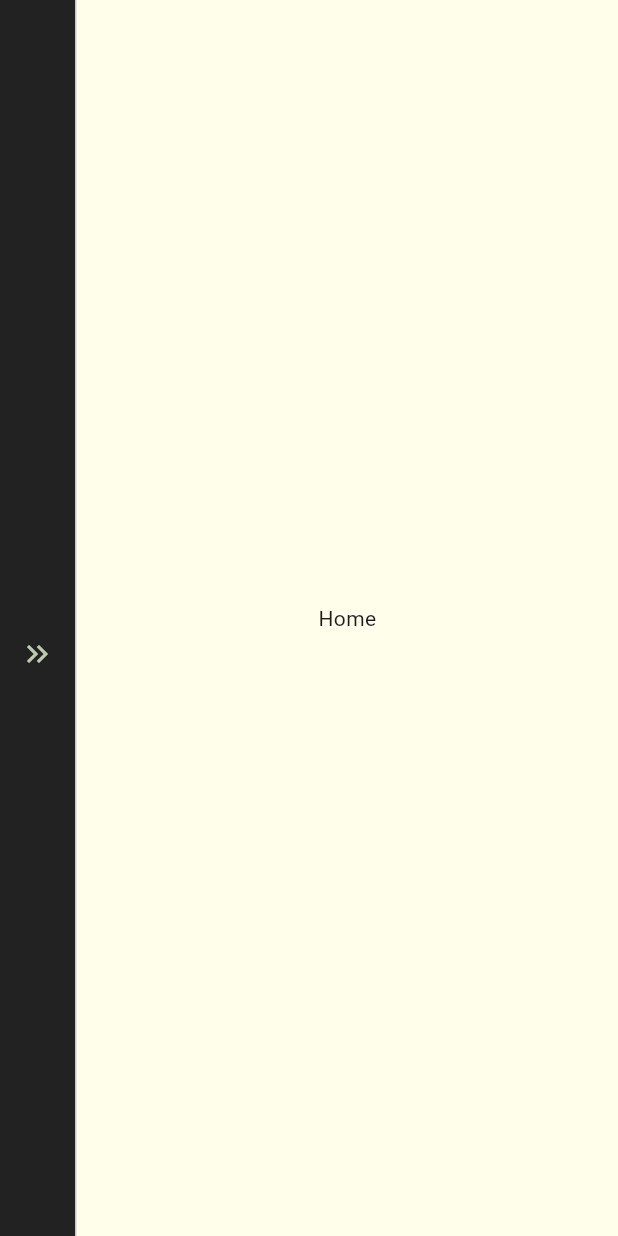
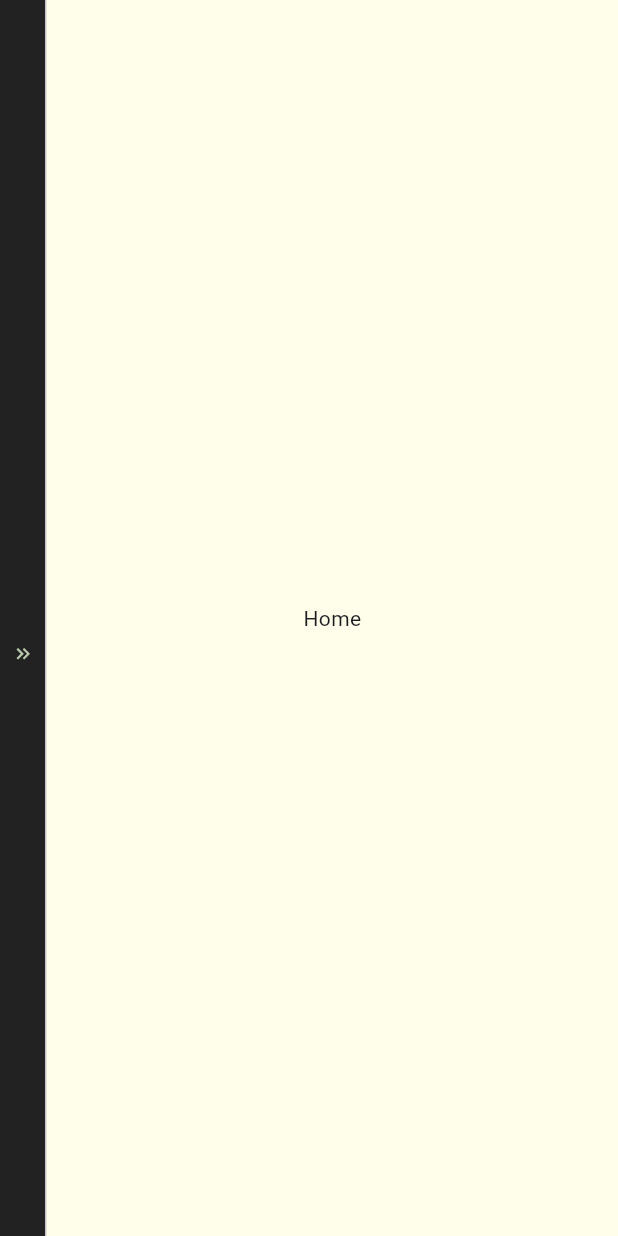
Before and after one commit to joshk326/lynk, a Flutter app: the screen it shows after launch, after a tap on the "keyboard double arrow right" icon, after a tap on the "keyboard double arrow left" icon, on a phone screen of 412 x 824 dp. Run offline on Flutter 3.47's test engine with Material 3 defaults, Android fonts, the phone set to English and light mode, and no system bars; missing offline and left inert: window_manager.

Commit message:
Made changes to Mobile Nav

```diff
--- a/lib/navigation.dart
+++ b/lib/navigation.dart
@@ -15,7 +15,7 @@ class _NavigationState extends State<Navigation> {
   int _currentIndex = 0;
   final screens = [const Home(), const Settings()];
   bool _navHidden = Platform.isIOS || Platform.isAndroid ? true : false;
-  double _navWidth = Platform.isIOS || Platform.isAndroid ? 50 : 200;
+  double _navWidth = Platform.isIOS || Platform.isAndroid ? 30 : 200;
   @override
   Widget build(BuildContext context) {
     return Scaffold(
@@ -35,14 +35,27 @@ class _NavigationState extends State<Navigation> {
                       visible: !_navHidden,
                       child: Column(
                         children: [
+                          Visibility(
+                            visible: Platform.isIOS || Platform.isAndroid
+                                ? true
+                                : false,
+                            child: SizedBox(
+                              height: height / 10,
+                            ),
+                          ),
                           // Company Logo
-                          Container(
+                          Visibility(
+                            visible: Platform.isIOS || Platform.isAndroid
+                                ? false
+                                : true,
+                            child: Container(
                               color: background,
                               width: double.infinity,
                               height: 150,
                               margin: const EdgeInsets.only(bottom: 20),
                               child: Image.network(
                                 "https://koontzcoding.com/images/logo",
+                              ),
                             ),
                           ),
                           IconButton(
@@ -71,7 +84,11 @@ class _NavigationState extends State<Navigation> {
                       ),
                     ),
                     SizedBox(
-                      height: _navHidden ? height / 2 : height - 320,
+                      height: _navHidden
+                          ? height / 2
+                          : Platform.isIOS || Platform.isAndroid
+                              ? height / 1.5
+                              : height - 320,
                     ),
                     IconButton(
                       onPressed: () {
@@ -79,9 +96,11 @@ class _NavigationState extends State<Navigation> {
                           _navHidden = !_navHidden;
 
                           if (_navHidden) {
-                            _navWidth = 50;
+                            _navWidth =
+                                Platform.isIOS || Platform.isAndroid ? 30 : 50;
                           } else {
-                            _navWidth = 200;
+                            _navWidth =
+                                Platform.isIOS || Platform.isAndroid ? 50 : 200;
                           }
                         });
                       },
@@ -90,6 +109,11 @@ class _NavigationState extends State<Navigation> {
                             ? Icons.keyboard_double_arrow_left
                             : Icons.keyboard_double_arrow_right,
                         color: lightGreen,
+                        size: Platform.isIOS || Platform.isAndroid
+                            ? _navHidden
+                                ? 15
+                                : 30
+                            : 30,
                       ),
                     ),
                   ],
```
Lines whose indentation alone changed are shown as unchanged.
